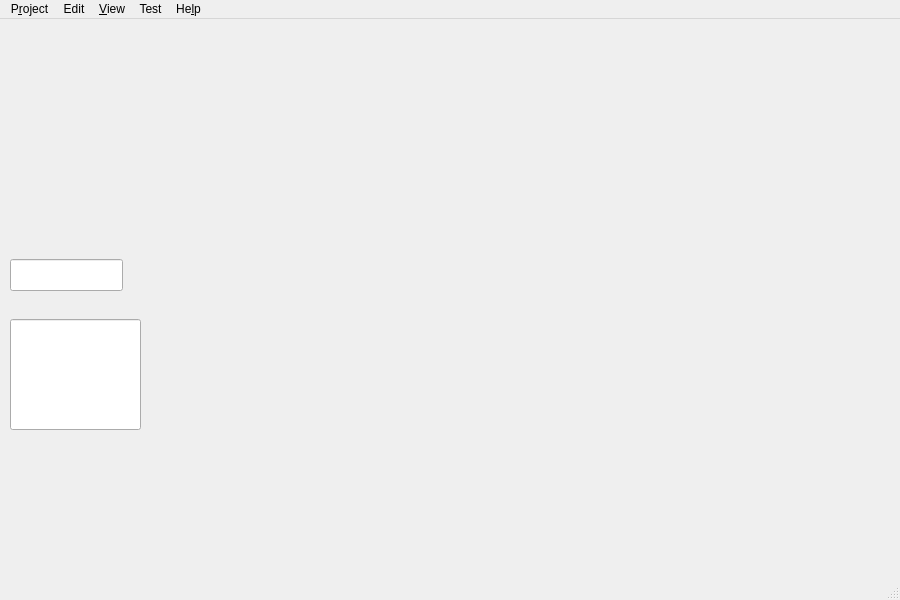
Before: the Qt Designer form src/Gui/MainWindow.ui in fredrickojackson/CppCAM, drawn with Qt 5.
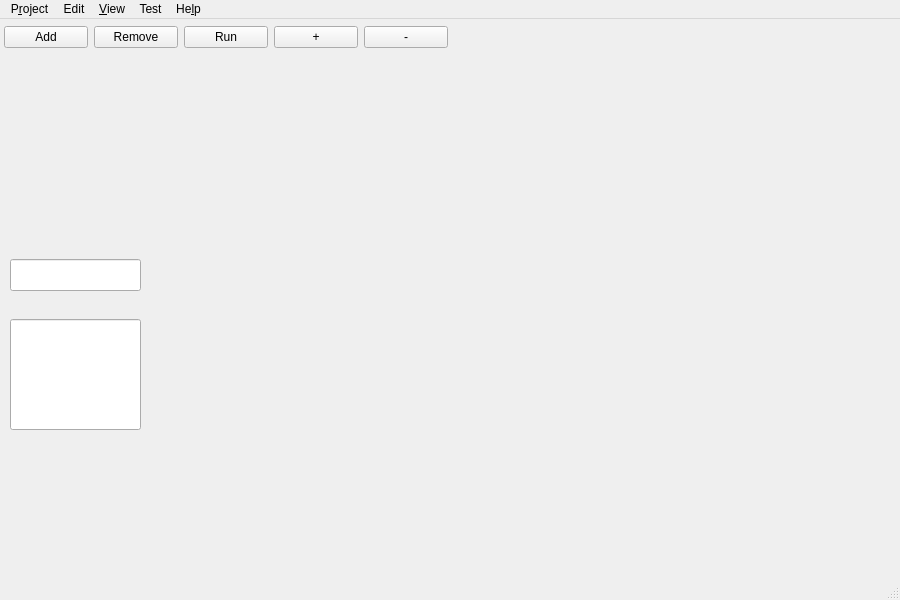
After: the same form once the commit is applied. Icons and pictures are not drawn.

Diff of the .ui file:
```diff
--- a/src/Gui/MainWindow.ui
+++ b/src/Gui/MainWindow.ui
@@ -60,11 +60,64 @@
      <rect>
       <x>10</x>
       <y>240</y>
-      <width>113</width>
+      <width>131</width>
       <height>32</height>
      </rect>
     </property>
    </widget>
+   <widget class="QWidget" name="horizontalLayoutWidget">
+    <property name="geometry">
+     <rect>
+      <x>-1</x>
+      <y>0</y>
+      <width>454</width>
+      <height>36</height>
+     </rect>
+    </property>
+    <layout class="QHBoxLayout" name="horizontalLayout">
+     <property name="leftMargin">
+      <number>5</number>
+     </property>
+     <property name="rightMargin">
+      <number>5</number>
+     </property>
+     <item>
+      <widget class="QPushButton" name="pbAdd">
+       <property name="text">
+        <string>Add</string>
+       </property>
+      </widget>
+     </item>
+     <item>
+      <widget class="QPushButton" name="pbRemove">
+       <property name="text">
+        <string>Remove</string>
+       </property>
+      </widget>
+     </item>
+     <item>
+      <widget class="QPushButton" name="pbRun">
+       <property name="text">
+        <string>Run</string>
+       </property>
+      </widget>
+     </item>
+     <item>
+      <widget class="QPushButton" name="pbUp">
+       <property name="text">
+        <string>+</string>
+       </property>
+      </widget>
+     </item>
+     <item>
+      <widget class="QPushButton" name="pbDown">
+       <property name="text">
+        <string>-</string>
+       </property>
+      </widget>
+     </item>
+    </layout>
+   </widget>
   </widget>
   <widget class="QMenuBar" name="menubar">
    <property name="geometry">
```
Left out of the diff: 6 changed lines with no effect on the pictures.
